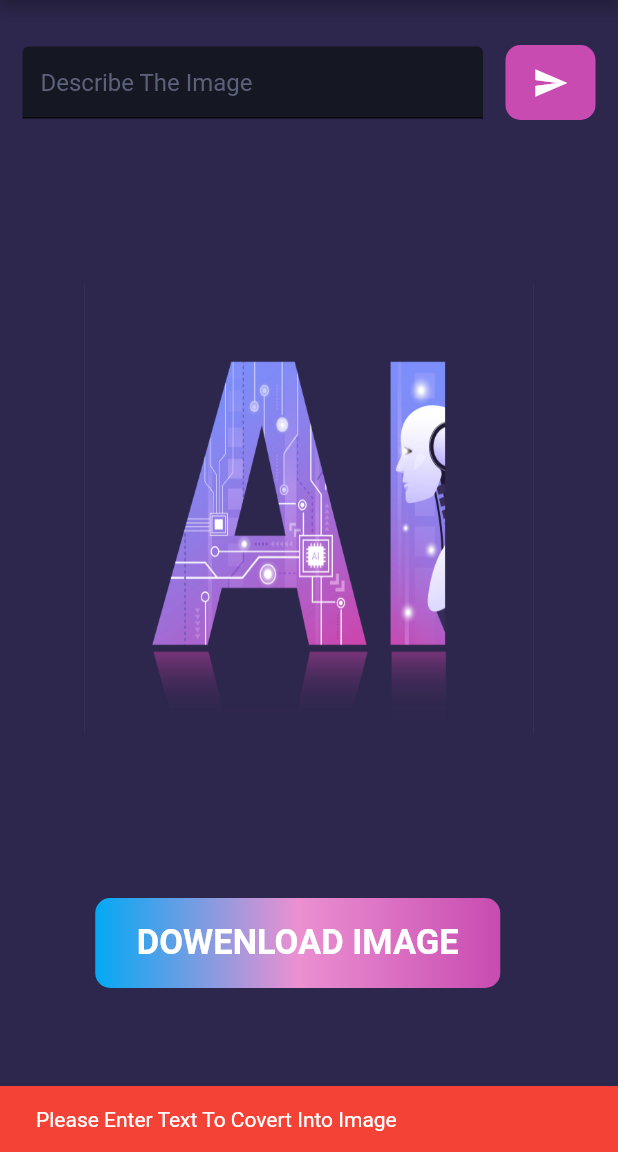
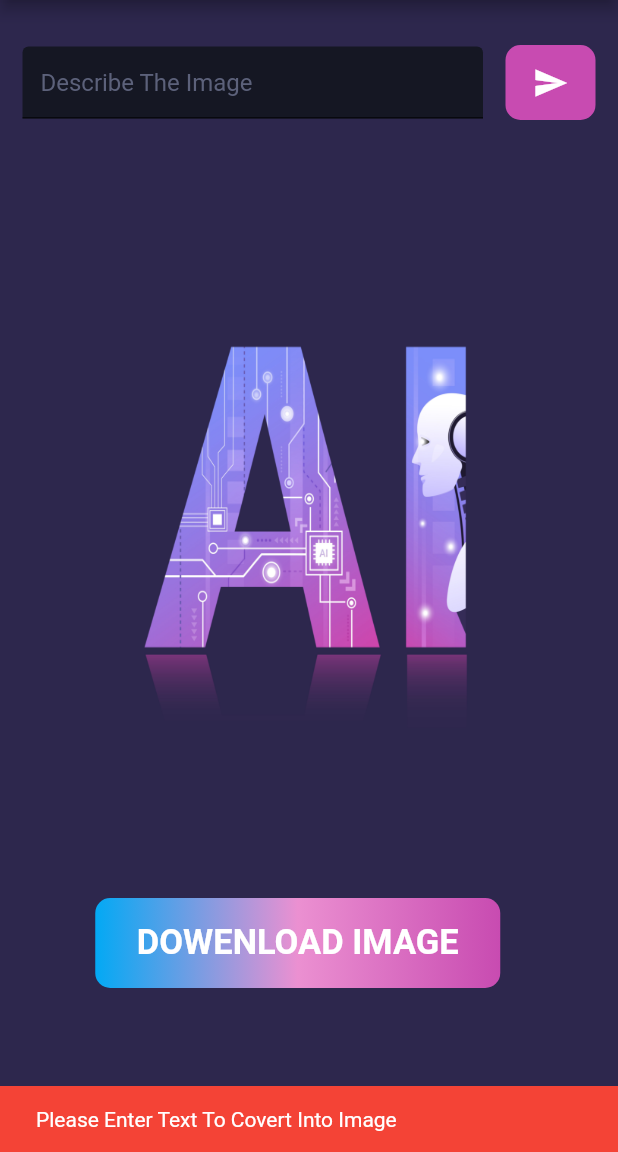
Before and after one commit to Nada120/image-generator, a Flutter app: the screen it shows after launch, after a tap on the "send" icon, on a phone screen of 412 x 824 dp, the part 84-1236 px from its top. Run offline on Flutter 3.47's test engine with Material 2 defaults, Android fonts, the phone set to English and light mode, and no system bars; drawn by our look-alikes of modal_progress_hud_nsn; our stand-ins replace image_gallery_saver.

Commit message:
change image layout

```diff
--- a/lib/views/splash_screen.dart
+++ b/lib/views/splash_screen.dart
@@ -50,7 +50,7 @@ class _SplashScreenState extends State<SplashScreen>
       decoration: const BoxDecoration(
         image: DecorationImage(
           image: AssetImage('assets/ai_back.jpg'),
-          fit: BoxFit.fill,
+          fit: BoxFit.cover,
         ),
       ),
       child: Column(
```
Also changed, not shown: assets/ai.jpg.
